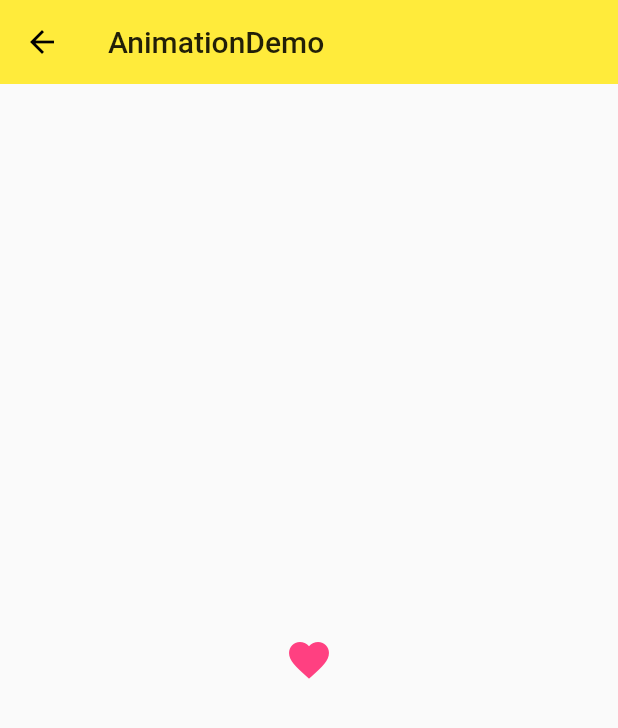
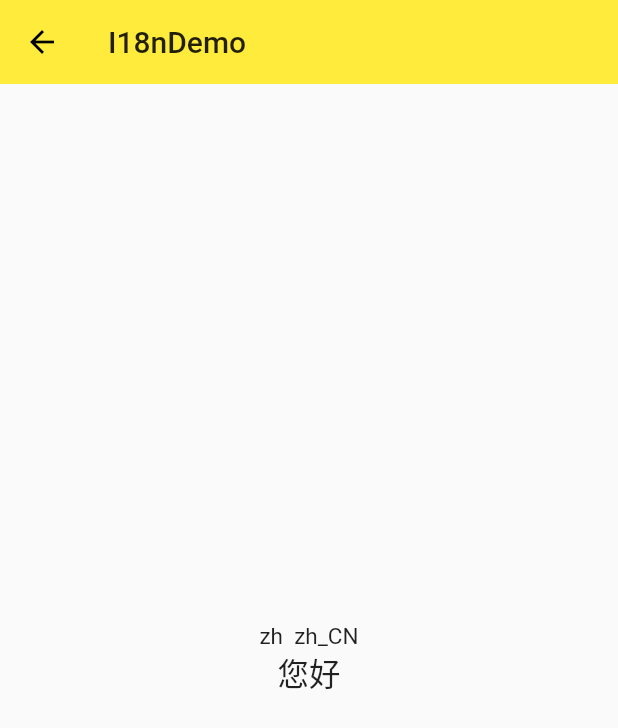
Before and after one commit to DIVINER-onlys/flutter_app, a Flutter app: the screen it shows after launch, on a phone screen of 412 x 824 dp. Shown: the top 728 px of the screen. Run offline on Flutter 3.47's test engine with Material 2 defaults, Android fonts, the phone set to English and light mode, and no system bars; our stand-ins replace rxdart.

Commit message:
国际化

```diff
--- /dev/null
+++ b/lib/demo/i18n/i118n_demo.dart
@@ -0,0 +1,25 @@
+import 'package:flutter/material.dart';
+import 'package:flutter_app/demo/i18n/map/sam_demo_localizations.dart';
+
+class I18nDemo extends StatelessWidget {
+  @override
+  Widget build(BuildContext context) {
+    Locale locale = Localizations.localeOf(context);
+    return Scaffold(
+      appBar: AppBar(title: Text('I18nDemo'), elevation: 0.0,),
+      body: Center(
+        child: Column(
+          mainAxisAlignment: MainAxisAlignment.center,
+          children: <Widget>[
+            Text('${locale.languageCode}  ${locale.toString()}'),
+            Text(
+              // Localizations.of(context, SamDemoLocalizations).title,
+              SamDemoLocalizations.of(context).title,
+              style: Theme.of(context).textTheme.title,
+            )
+          ],
+        ),
+      ),
+    );
+  }
+}
--- /dev/null
+++ b/lib/demo/i18n/intl/sam_demo_localizations.dart
@@ -0,0 +1,16 @@
+import 'package:intl/intl.dart';
+
+class SamDemoLocalizations {
+  String get title => Intl.message(
+    'hello',
+    name: 'title',
+    desc: 'demo localizations'
+  );
+
+  String greet(String name) => Intl.message(
+    'hello $name',
+    name: 'greet',
+    desc: 'greet someone',
+    args: [name]
+  );
+}
--- /dev/null
+++ b/lib/demo/i18n/map/sam_demo_localizations.dart
@@ -0,0 +1,52 @@
+import 'package:flutter/material.dart';
+import 'package:flutter/foundation.dart' show SynchronousFuture;
+
+class SamDemoLocalizations {
+  final Locale locale;
+
+  SamDemoLocalizations(this.locale);
+
+  static SamDemoLocalizations of(BuildContext context) {
+    return Localizations.of<SamDemoLocalizations>(
+      context,
+      SamDemoLocalizations
+    );
+  }
+
+  static Map<String, Map<String, String>> _localized = {
+    'en': {
+      'title': 'hello'
+    },
+    'zh': {
+      'title': '您好'
+    }
+  };
+
+  String get title {
+    return _localized[locale.languageCode]['title'];
+  }
+}
+
+class SamDemoLocalizationsDelegate extends LocalizationsDelegate<SamDemoLocalizations> {
+  SamDemoLocalizationsDelegate();
+
+  @override
+    Future<SamDemoLocalizations> load(Locale locale) {
+      // TODO: implement load
+      return SynchronousFuture<SamDemoLocalizations>(
+        SamDemoLocalizations(locale)
+      );
+    }
+
+  @override
+    bool isSupported(Locale locale) {
+      // TODO: implement isSupported
+      return true;
+    }
+
+  @override
+    bool shouldReload(LocalizationsDelegate<SamDemoLocalizations> old) {
+      // TODO: implement shouldReload
+      return false;
+    }
+}
--- a/lib/main.dart
+++ b/lib/main.dart
@@ -113,6 +113,8 @@
 
 // 2019/1/26
 import 'package:flutter/material.dart';
+import 'package:flutter_localizations/flutter_localizations.dart';
+import 'package:flutter_app/demo/i18n/map/sam_demo_localizations.dart';
 import 'demo/drawer_demo.dart';
 import 'demo/bottom_navigation_bar_demo.dart';
 import 'demo/listview_demo.dart';
@@ -129,6 +131,7 @@ import 'demo/state/rxdart_demo.dart';
 import 'demo/bloc/bloc_demo.dart';
 import 'demo/http/http_demo.dart';
 import 'demo/animation/animation_demo.dart';
+import 'demo/i18n/i118n_demo.dart';
 
 void main() => runApp(MyApp());
 
@@ -136,6 +139,19 @@ class MyApp extends StatelessWidget{
   @override
   Widget build(BuildContext context){
     return MaterialApp(
+      locale: Locale('zh', 'CN'),
+      // localeResolutionCallback: (Locale locale, Iterable<Locale> supportedLocales) {
+      //   return Locale('en', 'US');
+      // },
+      localizationsDelegates: [
+        SamDemoLocalizationsDelegate(),
+        GlobalMaterialLocalizations.delegate,
+        GlobalWidgetsLocalizations.delegate
+      ],
+      supportedLocales: [
+        Locale('en', 'US'),
+        Locale('zh', 'CN')
+      ],
       debugShowCheckedModeBanner: false,
       title: 'Flutter Demo',
       theme: ThemeData(
@@ -145,7 +161,7 @@ class MyApp extends StatelessWidget{
         accentColor: Colors.pinkAccent
       ),
       // home: NavigatorDemo(),
-      initialRoute: '/animation',
+      initialRoute: '/i18n',
       routes: {
         '/': (context) => Home(),
         '/about': (context) => Page(title: 'About'),
@@ -156,7 +172,8 @@ class MyApp extends StatelessWidget{
         '/rxdart': (context) => RxDartDemo(),
         '/bloc': (context) => BlocDemo(),
         '/http': (context) => HttpDemo(),
-        '/animation': (context) => AnimationDemo()
+        '/animation': (context) => AnimationDemo(),
+        '/i18n': (context) => I18nDemo()
       }
     );
   }
--- a/pubspec.yaml
+++ b/pubspec.yaml
@@ -19,6 +19,8 @@ dependencies:
   scoped_model: 1.0.1
   rxdart: 0.20.0
   http: 0.12.0+1
+  flutter_localizations:
+    sdk: flutter
 
   # The following adds the Cupertino Icons font to your application.
   # Use with the CupertinoIcons class for iOS style icons.
@@ -27,6 +29,7 @@ dependencies:
 dev_dependencies:
   flutter_test:
     sdk: flutter
+  intl_translation: ^0.17.2
 
 
 # For information on the generic Dart part of this file, see the
```
Also changed, not shown: lib/demo/i18n/intl/intl_en.arb (added, +17 -0 lines), lib/demo/i18n/intl/intl_messages.arb (added, +17 -0 lines), lib/demo/i18n/intl/intl_zh.arb (added, +17 -0 lines).
